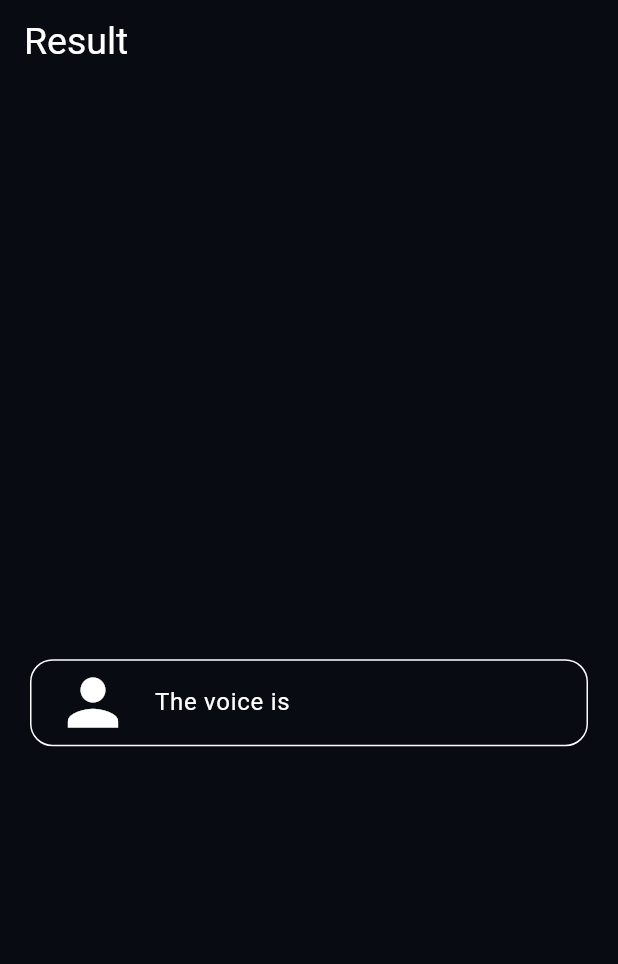
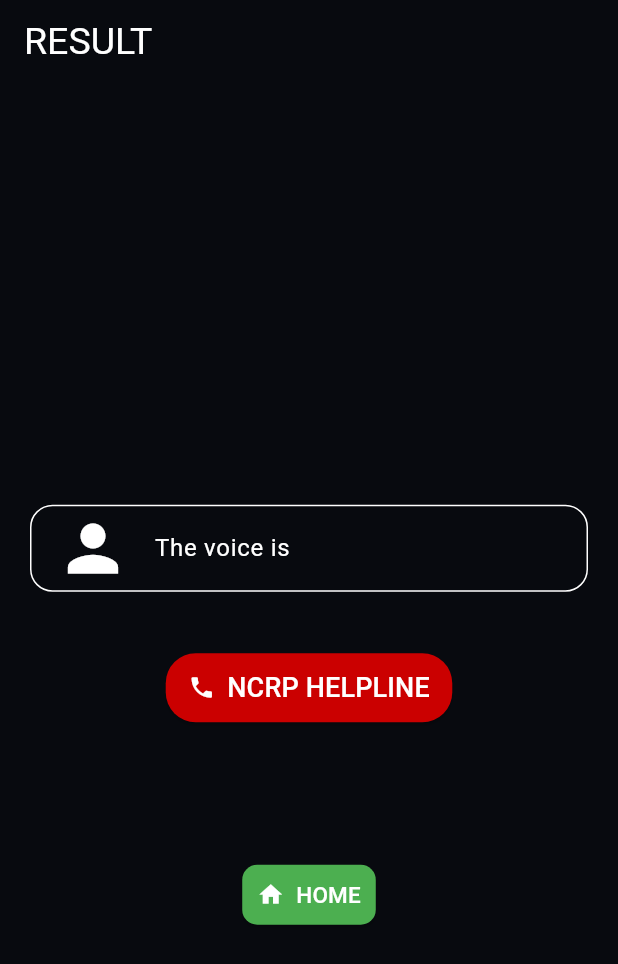
Before and after one commit to irfanMaitexa/fake_audio_detection-front-end, a Flutter app: the AudioUploadScreen screen opened directly with empty values, on a phone screen of 412 x 824 dp. Shown: the top 964 px of the screen. Run offline on Flutter 3.47's test engine with Material 3 defaults, Android fonts, the phone set to English and light mode, and no system bars; our stand-ins replace audioplayers, file_picker, permission_handler, slider_button; missing offline and left inert: circular_seek_bar, phone_state, record.

Commit message:
helpline and home button

```diff
--- a/lib/main.dart
+++ b/lib/main.dart
@@ -1,9 +1,7 @@
-
 import 'package:flutter/material.dart';
 import 'package:phone_state/phone_state.dart';
 import 'package:reco/audio_recoreder_screen.dart';
 import 'package:reco/welcome_screen.dart';
-
 
 final ValueNotifier<double> valueNotifier = ValueNotifier(0);
 
@@ -23,7 +21,9 @@ class MyApp extends StatelessWidget {
         colorScheme: ColorScheme.fromSeed(seedColor: Colors.deepPurple),
         useMaterial3: true,
       ),
-      home: PhoneState.nothing().status == PhoneStateStatus.NOTHING ? WelcomeScreen() : RecordingScreen(),
+      home: PhoneState.nothing().status == PhoneStateStatus.NOTHING
+          ? WelcomeScreen()
+          : RecordingScreen(),
     );
   }
 }
--- a/lib/upload_page.dart
+++ b/lib/upload_page.dart
@@ -1,20 +1,17 @@
 import 'package:circular_seek_bar/circular_seek_bar.dart';
-import 'package:flutter/cupertino.dart';
+import 'package:flutter/material.dart';
+import 'package:url_launcher/url_launcher.dart';
 
-import 'package:flutter/material.dart';
-import 'package:flutter/widgets.dart';
-import 'package:reco/main.dart';
-
-
-
-
-// ignore: must_be_immutable
 class AudioUploadScreen extends StatefulWidget {
-   AudioUploadScreen({super.key,required this.gender, required this.outPut, required this.prediction});
+  const AudioUploadScreen({
+    super.key,
+    required this.gender,
+    required this.outPut,
+    required this.prediction,
+  });
 
   final String gender;
-
- final String  outPut;
+  final String outPut;
   final String prediction;
 
   @override
@@ -22,22 +19,37 @@ class AudioUploadScreen extends StatefulWidget {
 }
 
 class _AudioUploadScreenState extends State<AudioUploadScreen> {
+  final valueNotifier = ValueNotifier<double>(0.75); // Example progress value
 
-
-
+  // Function to make a phone call
+  void _makeEmergencyCall() async {
+    const emergencyNumber = 'tel:1930'; // Replace with your emergency number
+    if (await canLaunch(emergencyNumber)) {
+      await launch(emergencyNumber);
+    } else {
+      ScaffoldMessenger.of(context).showSnackBar(
+        const SnackBar(
+            content: Text(
+                'Unable to make a call. Please check your device settings.')),
+      );
+    }
+  }
 
   @override
   Widget build(BuildContext context) {
     return Scaffold(
-      backgroundColor: const Color(0xff090b12),
+      backgroundColor: const Color.fromARGB(255, 8, 10, 15),
       appBar: AppBar(
-        title: Text('Result',style: TextStyle(color: Colors.white,fontSize: 25),),
+        title: const Text(
+          'RESULT',
+          style: TextStyle(color: Colors.white, fontSize: 25),
+        ),
         automaticallyImplyLeading: false,
         backgroundColor: Colors.transparent,
         elevation: 0,
       ),
       body: Padding(
-        padding: EdgeInsets.symmetric(horizontal: 20),
+        padding: const EdgeInsets.symmetric(horizontal: 20),
         child: Column(
           mainAxisAlignment: MainAxisAlignment.center,
           children: [
@@ -70,70 +82,72 @@ class _AudioUploadScreenState extends State<AudioUploadScreen> {
               animation: true,
               valueNotifier: valueNotifier,
               child: Center(
-            child: Text('${widget.outPut}',
-                            style: TextStyle(color: Colors.white,fontSize: 40,fontWeight: FontWeight.w700)),
-            //  ValueListenableBuilder(
-            //     valueListenable: valueNotifier,
-            //     builder: (_, double value, __) => Column(
-            //           mainAxisSize: MainAxisSize.min,
-            //           children: [
-            //             Text('${value.round()}%',
-            //                 style: TextStyle(color: Colors.white,fontSize: 40,fontWeight: FontWeight.w700)),
-            //             Text(widget.prediction,
-            //                 style: TextStyle(color: Colors.white,fontSize: 20)),
-            //           ],
-            //         )),
+                child: Text(
+                  widget.outPut,
+                  style: const TextStyle(
+                    color: Colors.white,
+                    fontSize: 40,
+                    fontWeight: FontWeight.w700,
                   ),
                 ),
-
+              ),
+            ),
+            const SizedBox(height: 20),
             Container(
               alignment: Alignment.center,
               decoration: BoxDecoration(
                 border: Border.all(color: Colors.white),
-                      borderRadius: BorderRadius.circular(15)
+                borderRadius: BorderRadius.circular(15),
               ),
               child: ListTile(
-                      leading: Icon(Icons.person,color: Colors.white,size: 50,),
-                      title: Text('The voice is  ${widget.outPut}',style: TextStyle(color: Colors.white),),
+                leading: const Icon(
+                  Icons.person,
+                  color: Colors.white,
+                  size: 50,
+                ),
+                title: Text(
+                  'The voice is ${widget.outPut}',
+                  style: const TextStyle(color: Colors.white),
                 ),
               ),
-
-
-
-            // Expanded(child: Column(
-            //   children: [
-
-            //     Expanded(
-            //       child: Container(
-            //         alignment: Alignment.center,
-            //         decoration: BoxDecoration(
-            //           border: Border.all(color: Colors.white),
-            //           borderRadius: BorderRadius.circular(15)
-            //         ),
-            //         child: ListTile(
-            //           leading: Icon(Icons.person,color: Colors.white,size: 50,),
-            //           title: Text(widget.gender,style: TextStyle(color: Colors.white),),
-            //         ),
-            //       ),
-            //     ),
-            //     SizedBox(height: 10,),
-            //     Expanded(
-            //       child: Container(
-            //         alignment: Alignment.center,
-            //         decoration: BoxDecoration(
-            //           border: Border.all(color: Colors.white),
-            //           borderRadius: BorderRadius.circular(15)
-            //         ),
-            //         child: ListTile(
-            //           leading: Icon(Icons.message,color: Colors.white,size: 50,),
-            //           title: Text(widget.outPut,style: TextStyle(color: Colors.white),),
-            //         ),
-            //       ),
-            //     ),
-            //     SizedBox(height: 10,)
-            //   ],
-            // ))
-
+            ),
+            const SizedBox(height: 40),
+            ElevatedButton.icon(
+              onPressed: _makeEmergencyCall,
+              icon: const Icon(Icons.phone, color: Colors.white),
+              label: const Text(
+                'NCRP HELPLINE',
+                style: TextStyle(fontSize: 18, color: Colors.white),
+              ),
+              style: ElevatedButton.styleFrom(
+                backgroundColor: const Color.fromARGB(255, 203, 0, 0),
+                padding:
+                    const EdgeInsets.symmetric(vertical: 10, horizontal: 15),
+                shape: RoundedRectangleBorder(
+                  borderRadius: BorderRadius.circular(20),
+                ),
+              ),
+            ),
+            const SizedBox(height: 90),
+            ElevatedButton.icon(
+              onPressed: () {
+                Navigator.pop(context,
+                    '/C:\Users\Administrator\OneDrive\Desktop\project\fake_audio_detection-front-end\lib\home_screen.dart'); // Navigate back to the previous screen
+              },
+              icon: const Icon(Icons.home, color: Colors.white),
+              label: const Text(
+                'HOME',
+                style: TextStyle(fontSize: 15, color: Colors.white),
+              ),
+              style: ElevatedButton.styleFrom(
+                backgroundColor: Colors.green,
+                padding:
+                    const EdgeInsets.symmetric(vertical: 5, horizontal: 10),
+                shape: RoundedRectangleBorder(
+                  borderRadius: BorderRadius.circular(10),
+                ),
+              ),
+            ),
           ],
         ),
       ),
--- a/pubspec.yaml
+++ b/pubspec.yaml
@@ -43,6 +43,7 @@ dependencies:
   slider_button: ^2.1.0
   record: ^5.2.0
   file_picker: ^5.2.0
+  url_launcher: ^6.3.1
 
 
 dev_dependencies:
```
Also changed, not shown: lib/api/apis.dart (+6 -22 lines), lib/audio_player.dart (+7 -7 lines), lib/audio_recoreder_screen.dart (+29 -19 lines), lib/home_screen.dart (+47 -56 lines), lib/welcome_screen.dart (+23 -16 lines), pubspec.lock, 6 other files. Lines whose indentation alone changed are shown as unchanged.
